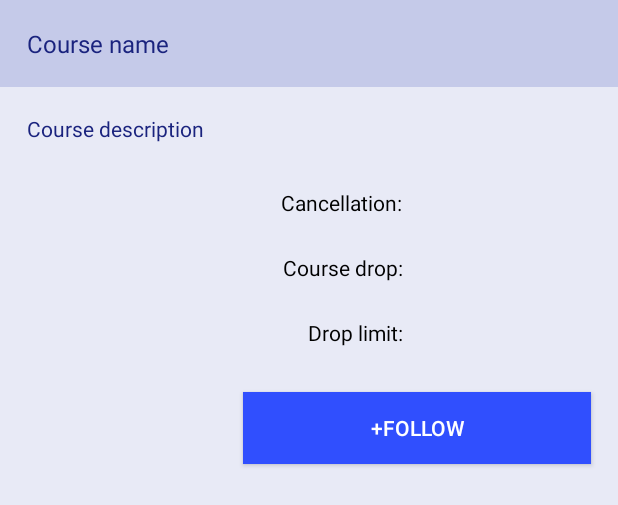
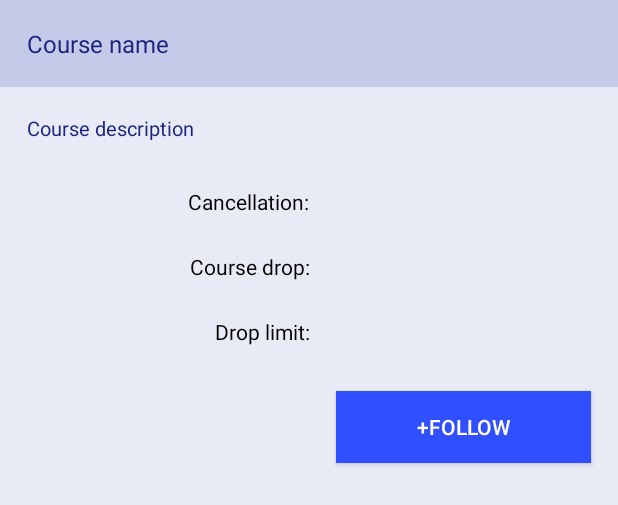
Before and after one commit to DWmodem/HoraireUdeM, an Android app: the layout activity_details_course.xml on its own in the app's theme, with its tools: preview values and no code run, on a phone screen of 412 x 824 dp. Shown: the top 505 px of the screen. Run offline under Robolectric (Android 15) with nearby library versions, the phone set to English and light mode, and no system bars.

Commit message:
DetailsCourseActivity --> back and next

```diff
--- a/app/src/main/res/layout/activity_details_course.xml
+++ b/app/src/main/res/layout/activity_details_course.xml
@@ -2,10 +2,10 @@
     xmlns:tools="http://schemas.android.com/tools"
     android:layout_width="fill_parent"
     android:layout_height="fill_parent"
-    android:paddingLeft="0dip"
-    android:paddingRight="0dip"
-    android:paddingTop="0dip"
-    android:paddingBottom="0dip"
+    android:paddingLeft="@dimen/table_row_padding_left"
+    android:paddingRight="@dimen/table_row_padding_right"
+    android:paddingTop="@dimen/table_row_padding_top"
+    android:paddingBottom="@dimen/table_row_padding_bottom"
     tools:context="com.mobile.umontreal.schedule.DetailsCourseActivity">
 
 <TableLayout
@@ -16,7 +16,7 @@
     android:stretchColumns="*"
     android:background="@color/table_background_color">
 
-    <!-- Row 1 with single column -->
+    <!-- Row 1 with single column :: Title -->
     <TableRow
         android:layout_height="wrap_content"
         android:layout_width="fill_parent"
@@ -24,16 +24,16 @@
         android:background="@color/table_title_background_color">
         <TextView
             android:id="@+id/course_title"
-            android:text="@string/course_titre"
+            android:text="@string/course_title"
             android:layout_width="match_parent"
             android:layout_height="wrap_content"
-            android:textSize="16sp"
+            android:textSize="@dimen/text_title_size"
             android:layout_span="2"
             android:textColor="@color/table_title_color"
-            android:padding="18dip"/>
+            android:padding="@dimen/padding_table_row"/>
     </TableRow>
 
-    <!-- Row 2 with single column -->
+    <!-- Row 2 with single column :: Description -->
     <TableRow
         android:layout_height="wrap_content"
         android:layout_width="fill_parent"
@@ -43,11 +43,11 @@
             android:text="@string/course_description"
             android:layout_width="match_parent"
             android:layout_height="wrap_content"
-            android:textSize="14sp"
+            android:textSize="@dimen/text_description_size"
             android:textColor="@color/table_text_color"
             android:lineSpacingMultiplier="1.5"
             android:layout_span="2"
-            android:padding="18dip"/>
+            android:padding="@dimen/padding_table_row"/>
     </TableRow>
 
     <!-- Row 3 with 2 columns -->
@@ -61,7 +61,7 @@
             android:id="@+id/course_cancellation"
             android:text="@string/course_cancellation"
             android:layout_weight="1"
-            android:textSize="14sp"
+            android:textSize="@dimen/text_date_size"
             android:textColor="@color/table_text_bold_color"
             android:gravity="right"/>
 
@@ -69,7 +69,7 @@
             android:id="@+id/course_cancellation_value"
             android:text=""
             android:layout_weight="1"
-            android:textSize="14sp"
+            android:textSize="@dimen/text_date_size"
             android:textColor="@color/table_text_bold_color"
             android:gravity="center"/>
     </TableRow>
@@ -85,7 +85,7 @@
             android:id="@+id/course_drop"
             android:text="@string/course_drop"
             android:layout_weight="1"
-            android:textSize="14sp"
+            android:textSize="@dimen/text_date_size"
             android:textColor="@color/table_text_bold_color"
             android:gravity="right"/>
 
@@ -93,7 +93,7 @@
             android:id="@+id/course_drop_value"
             android:text=""
             android:layout_weight="1"
-            android:textSize="14sp"
+            android:textSize="@dimen/text_date_size"
             android:textColor="@color/table_text_bold_color"
             android:gravity="center"/>
     </TableRow>
@@ -109,7 +109,7 @@
             android:id="@+id/course_drop_limit"
             android:text="@string/course_drop_limit"
             android:layout_weight="1"
-            android:textSize="14sp"
+            android:textSize="@dimen/text_date_size"
             android:textColor="@color/table_text_bold_color"
             android:gravity="right"/>
 
@@ -117,7 +117,7 @@
             android:id="@+id/course_drop_limit_value"
             android:text=""
             android:layout_weight="1"
-            android:textSize="14sp"
+            android:textSize="@dimen/text_date_size"
             android:textColor="@color/table_text_bold_color"
             android:gravity="center"/>
     </TableRow>
@@ -125,17 +125,31 @@
     <!-- Row 6 with single column -->
     <TableRow
         android:layout_height="wrap_content"
-        android:layout_width="wrap_content"
-        android:layout_span="2"
-        android:gravity="right">
+        android:layout_width="wrap_content">
+
+        <Button
+            android:id="@+id/course_button_back"
+            android:visibility="invisible"
+            android:text="@string/course_button_back"
+            android:layout_height="wrap_content"
+            android:layout_width="wrap_content"
+            android:textSize="@dimen/text_button_size"
+            android:textColor="@color/button_text_color"
+            android:layout_weight="1"
+            android:gravity="center"
+            android:layout_gravity="left"
+            android:layout_margin="@dimen/padding_button_layout_margin_size"
+            android:background="@color/button_background_color"/>
 
         <Button
             android:id="@+id/course_button_next"
             android:text="@string/course_button_next"
+            android:layout_height="wrap_content"
             android:layout_width="wrap_content"
-            android:layout_height="wrap_content"
+            android:textSize="@dimen/text_button_size"
             android:textColor="@color/button_text_color"
-            android:layout_margin="18dip"
+            android:gravity="center"
+            android:layout_margin="@dimen/padding_button_layout_margin_size"
             android:background="@color/button_background_color"/>
     </TableRow>
 
--- a/app/src/main/res/layout/item_course.xml
+++ b/app/src/main/res/layout/item_course.xml
@@ -3,6 +3,6 @@
     android:layout_width="fill_parent"
     android:layout_height="match_parent"
     android:orientation="vertical"
-    android:textSize="14sp"
+    android:textSize="@dimen/text_item_list_view"
     android:textColor="@color/table_text_bold_color"
-    android:padding="18dip" />
+    android:padding="@dimen/padding_item_list_view" />
--- a/app/src/main/res/layout/item_department.xml
+++ b/app/src/main/res/layout/item_department.xml
@@ -3,6 +3,6 @@
     android:layout_width="fill_parent"
     android:layout_height="match_parent"
     android:orientation="vertical"
-    android:textSize="14sp"
+    android:textSize="@dimen/text_item_list_view"
     android:textColor="@color/table_text_bold_color"
-    android:padding="16dip"/>
+    android:padding="@dimen/padding_item_list_view"/>
--- a/app/src/main/res/values/dimens.xml
+++ b/app/src/main/res/values/dimens.xml
@@ -2,4 +2,33 @@
     <!-- Default screen margins, per the Android Design guidelines. -->
     <dimen name="activity_horizontal_margin">16dp</dimen>
     <dimen name="activity_vertical_margin">16dp</dimen>
+
+    <dimen name="activity_padding_left">16dp</dimen>
+    <dimen name="activity_padding_top">16dp</dimen>
+    <dimen name="activity_padding_right">16dp</dimen>
+    <dimen name="activity_padding_bottom">16dp</dimen>
+
+    <dimen name="table_row_padding_left">0dp</dimen>
+    <dimen name="table_row_padding_top">0dp</dimen>
+    <dimen name="table_row_padding_right">0dp</dimen>
+    <dimen name="table_row_padding_bottom">0dp</dimen>
+
+    <dimen name="text_title_size">16sp</dimen>
+    <dimen name="text_subtitle_size">16sp</dimen>
+    <dimen name="text_description_size">13sp</dimen>
+    <dimen name="text_item_size">14sp</dimen>
+    <dimen name="text_search_size">14sp</dimen>
+    <dimen name="text_date_size">14sp</dimen>
+    <dimen name="text_item_list_view">14sp</dimen>
+
+    <dimen name="text_button_size">14sp</dimen>
+
+    <dimen name="padding_title_size">18dp</dimen>
+    <dimen name="padding_table_row">18dp</dimen>
+    <dimen name="padding_button_layout_margin_size">18dp</dimen>
+    <dimen name="padding_item_list_view">18dp</dimen>
+
+
+
+
 </resources>
--- a/app/src/main/res/values/strings.xml
+++ b/app/src/main/res/values/strings.xml
@@ -4,10 +4,11 @@
     <string name="title_activity_departments">Departments</string>
     <string name="title_activity_courses">Courses</string>
     <string name="title_activity_details_course">Course details</string>
+    <string name="title_activity_full_details_course">Full details for course</string>
 
     <string name="department_titre">Department title</string>
 
-    <string name="course_titre">Course name</string>
+    <string name="course_title">Course name</string>
     <string name="course_description">Course description</string>
     <string name="course_section">Section: </string>
     <string name="course_type">Type: </string>
@@ -16,7 +17,7 @@
     <string name="course_drop_limit">Drop limit: </string>
 
     <string name="course_button_next">+Follow</string>
-    <string name="course_button_back">-Back</string>
+    <string name="course_button_back">Back</string>
 
     <string name="action_calendar">Calendar</string>
     <string name="action_search" >Search</string>
@@ -35,7 +36,7 @@
 
     <string name="search_department">Search department</string>
     <string name="search_course">Search course</string>
-    <string name="title_activity_full_details_course">Full details for course</string>
+
     <string name="hello_world">Hello world!</string>
 
 <!-- TODO: Remove or change this placeholder text -->
```
Also changed, not shown: app/src/main/java/com/mobile/umontreal/schedule/Config.java (+39 -20 lines), app/src/main/java/com/mobile/umontreal/schedule/CoursesActivity.java (+7 -8 lines), app/src/main/java/com/mobile/umontreal/schedule/DepartmentsActivity.java (+11 -12 lines), app/src/main/java/com/mobile/umontreal/schedule/DetailsCourseActivity.java (+31 -15 lines), app/src/main/java/com/mobile/umontreal/schedule/FullDetailsCourseActivity.java (+78 -7 lines), app/src/main/java/com/mobile/umontreal/schedule/objects/Course.java (+4 -10 lines), app/src/main/java/com/mobile/umontreal/schedule/objects/CourseSection.java (+8 -17 lines), app/src/main/java/com/mobile/umontreal/schedule/objects/CourseSectionSchedule.java (+102 -39 lines), app/src/main/res/layout/activity_courses.xml (+11 -11 lines), app/src/main/res/layout/activity_departments.xml (+7 -7 lines).
